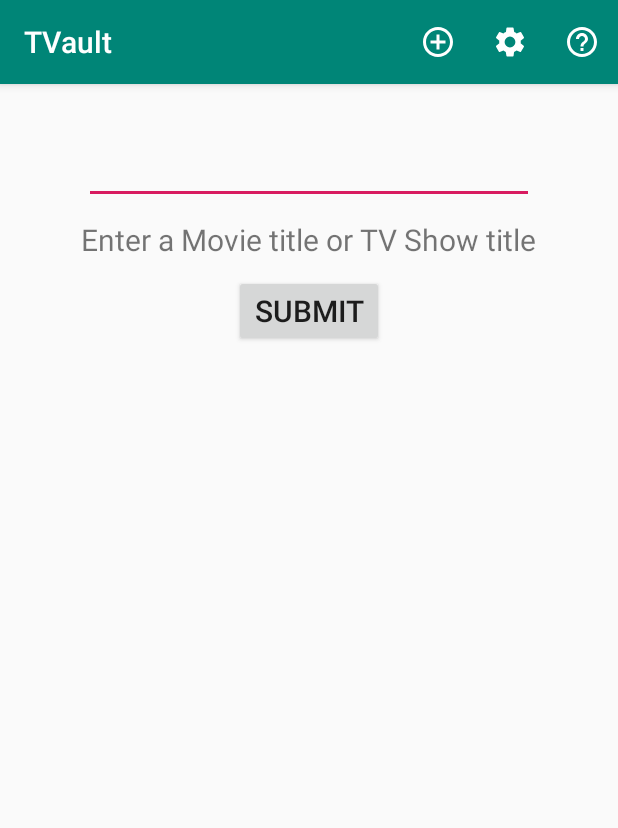
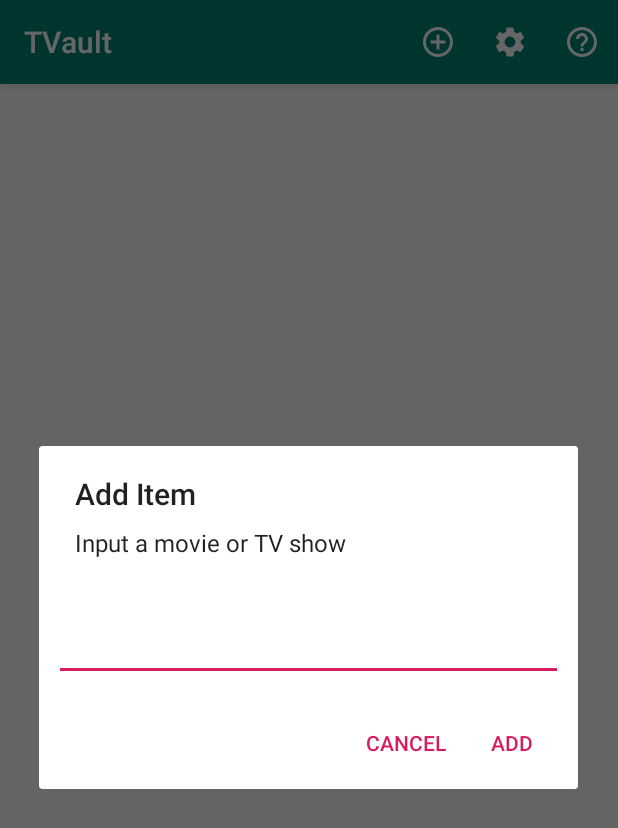
Before and after one commit to jcurnutt14/AndroidProject3, an Android app: the screen it shows after launch (MainActivity), after a tap on "Add Movie/Show", on a phone screen of 412 x 824 dp. Shown: the top 828 px of the screen. Run offline under Robolectric (Android 15) with nearby library versions, the phone set to English and light mode, and no system bars; our stand-ins replace Volley.

Commit message:
Create add btton functionality and remove unneeded layout elements

```diff
--- a/Project3/app/src/main/java/jon/curnutt/project3/MainActivity.java
+++ b/Project3/app/src/main/java/jon/curnutt/project3/MainActivity.java
@@ -7,6 +7,7 @@ import androidx.appcompat.app.AppCompatActivity;
 import android.content.DialogInterface;
 import android.os.Bundle;
 import android.util.Log;
+import android.view.LayoutInflater;
 import android.view.Menu;
 import android.view.MenuItem;
 import android.view.View;
@@ -29,12 +30,9 @@ import org.w3c.dom.Text;
 public class MainActivity extends AppCompatActivity {
 
     private final String TAG = "Movie/Show";
-    private EditText mValueEditText;
     private TextView mMovieTitleTextView;
     private TextView mMoviePlotTextView;
     private String KEY = "b5f9b213";
-
-
 
     @Override
     protected void onCreate(Bundle savedInstanceState) {
@@ -42,7 +40,6 @@ public class MainActivity extends AppCompatActivity {
         setContentView(R.layout.activity_main);
 
         mMovieTitleTextView = findViewById(R.id.MovieTitleTextView);
-        mValueEditText = findViewById(R.id.valueEditText);
         mMoviePlotTextView = findViewById(R.id.MoviePlotTextView);
     }
 
@@ -57,6 +54,7 @@ public class MainActivity extends AppCompatActivity {
         switch (item.getItemId()) {
             case R.id.action_add:
                 // Add new item to recycler view
+                showAddDialog(); //code for custom dialogue help at https://bhavyanshu.me/tutorials/create-custom-alert-dialog-in-android/08/20/2015/
                 return true;
 
             case R.id.action_settings:
@@ -81,6 +79,31 @@ public class MainActivity extends AppCompatActivity {
             default:
                 return super.onOptionsItemSelected(item);
         }
+    }
+
+    public void showAddDialog() {
+        AlertDialog.Builder dialogBuilder = new AlertDialog.Builder(this);
+        LayoutInflater inflater = this.getLayoutInflater();
+        final View dialogView = inflater.inflate(R.layout.add_custom_dialog, null);
+        dialogBuilder.setView(dialogView);
+
+        final EditText edt = (EditText) dialogView.findViewById(R.id.AlertDialogueAddEditText);
+
+        dialogBuilder.setTitle(R.string.add_title);
+        dialogBuilder.setMessage(R.string.add_message);
+        dialogBuilder.setPositiveButton(R.string.add, new DialogInterface.OnClickListener() {
+            public void onClick(DialogInterface dialog, int whichButton) {
+                String input = edt.getText().toString();
+                checkInput(input);
+            }
+        });
+        dialogBuilder.setNegativeButton(R.string.cancel, new DialogInterface.OnClickListener() {
+            public void onClick(DialogInterface dialog, int whichButton) {
+                //Close dialogue
+            }
+        });
+        AlertDialog b = dialogBuilder.create();
+        b.show();
     }
 
     void getDetails(String input) {
@@ -133,15 +156,15 @@ public class MainActivity extends AppCompatActivity {
         queue.add(requestObj);
     }
 
-    public void getDetailsClick(View view) {
+    public void checkInput(String input) {
 
-        String enteredText = mValueEditText.getText().toString();
+        //String enteredText = mValueEditText.getText().toString();
 
-        if(enteredText.length() == 0) {
-            Toast.makeText(this, "Please enter a value.", Toast.LENGTH_SHORT).show();
+        if(input.length() == 0) {
+            Toast.makeText(this, getString(R.string.empty_input_toast), Toast.LENGTH_SHORT).show();
             mMoviePlotTextView.setText("");
             mMovieTitleTextView.setText("");
         }
-        else getDetails(enteredText);
+        else getDetails(input);
     }
 }
--- a/Project3/app/src/main/res/layout/activity_main.xml
+++ b/Project3/app/src/main/res/layout/activity_main.xml
@@ -7,39 +7,6 @@
     android:layout_marginTop="20dp"
     tools:context=".MainActivity">
 
-    <EditText
-        android:id="@+id/valueEditText"
-        android:layout_width="300dp"
-        android:layout_height="60dp"
-        android:textSize="20sp"
-        android:padding="10dp"
-        app:layout_constraintLeft_toLeftOf="parent"
-        app:layout_constraintRight_toRightOf="parent"
-        app:layout_constraintTop_toTopOf="parent"
-        android:inputType="text"/>
-
-    <TextView
-        android:id="@+id/enterValTextView"
-        android:layout_width="wrap_content"
-        android:layout_height="wrap_content"
-        android:padding="10dp"
-        android:text="@string/enter_value"
-        android:textSize="20sp"
-        app:layout_constraintLeft_toLeftOf="parent"
-        app:layout_constraintRight_toRightOf="parent"
-        app:layout_constraintTop_toBottomOf="@+id/valueEditText"/>
-
-    <Button
-        android:id="@+id/submitButton"
-        android:text="@string/submit"
-        android:textSize="20sp"
-        app:layout_constraintLeft_toLeftOf="parent"
-        app:layout_constraintRight_toRightOf="parent"
-        app:layout_constraintTop_toBottomOf="@+id/enterValTextView"
-        android:layout_width="100dp"
-        android:layout_height="wrap_content"
-        android:onClick="getDetailsClick"/>
-
     <TextView
         android:id="@+id/MovieTitleTextView"
         android:layout_width="match_parent"
@@ -48,7 +15,7 @@
         android:textColor="@color/black"
         app:layout_constraintLeft_toLeftOf="parent"
         app:layout_constraintRight_toRightOf="parent"
-        app:layout_constraintTop_toBottomOf="@+id/submitButton"
+        app:layout_constraintTop_toTopOf="parent"
         android:padding="5dp" />
 
     <TextView
--- /dev/null
+++ b/Project3/app/src/main/res/layout/add_custom_dialog.xml
@@ -0,0 +1,14 @@
+<LinearLayout xmlns:android="http://schemas.android.com/apk/res/android"
+    xmlns:tools="http://schemas.android.com/tools"
+    android:layout_width="match_parent"
+    android:layout_height="match_parent"
+    android:padding="10dp"
+    android:orientation="vertical">
+
+    <EditText
+        android:id="@+id/AlertDialogueAddEditText"
+        android:layout_width="match_parent"
+        android:layout_height="wrap_content"
+        android:inputType="text" />
+
+</LinearLayout>
--- a/Project3/app/src/main/res/values/strings.xml
+++ b/Project3/app/src/main/res/values/strings.xml
@@ -15,4 +15,9 @@
         to view more details.\n\n- Delete items from the home screen at any time.\n\n- Specify the app\'s
         theme and list ordering by selecting \'Settings\' in the app bar.
     </string>
+    <string name="add_message">Input a movie or TV show</string>
+    <string name="add_title">Add Item</string>
+    <string name="add">Add</string>
+    <string name="cancel">Cancel</string>
+    <string name="empty_input_toast">Please enter a value.</string>
 </resources>
```
